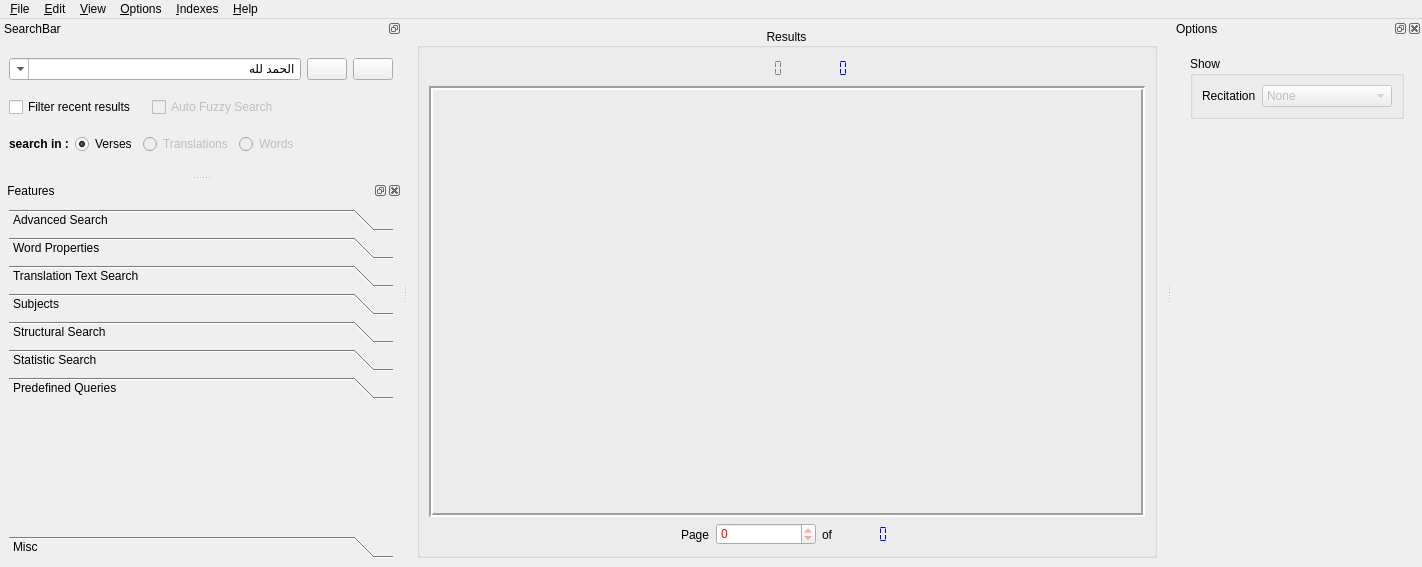
Before: the Qt Designer form src/alfanous-desktop/UI/mainform.ui in Alfanous-team/alfanous, drawn with Qt 5.
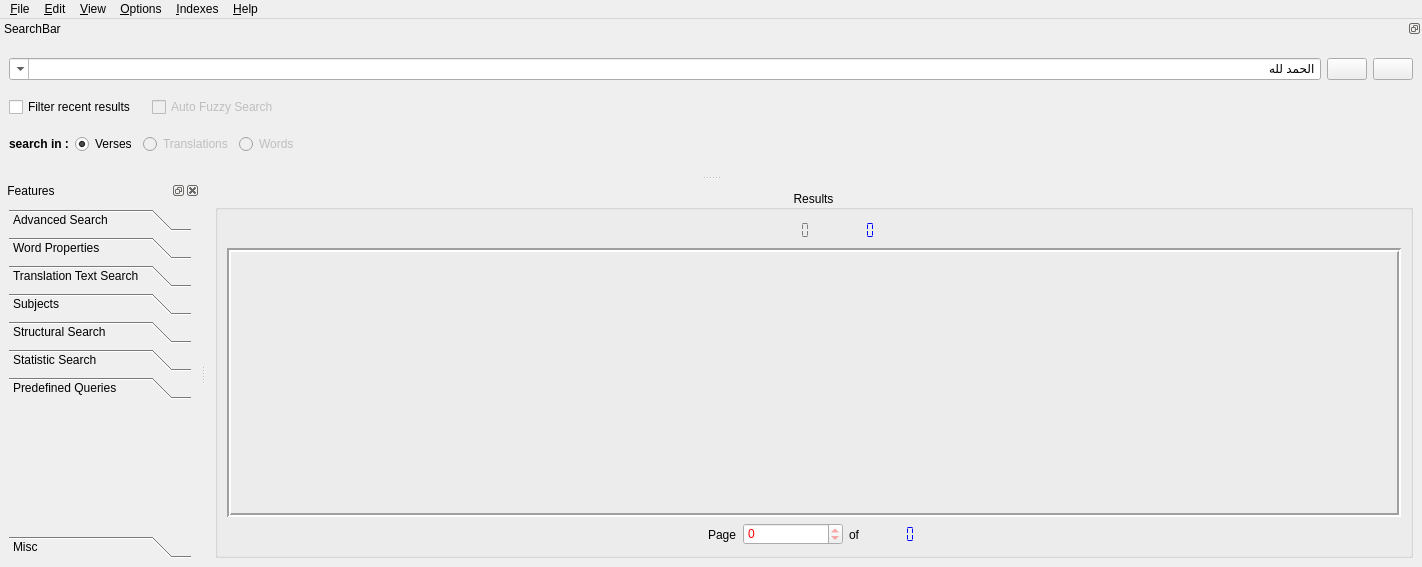
After: the same form once the commit is applied. Icons and pictures are not drawn.

Commit message: Remove option side panel, fix  #12

```diff
--- a/src/alfanous-desktop/UI/mainform.ui
+++ b/src/alfanous-desktop/UI/mainform.ui
@@ -611,404 +611,6 @@
    <addaction name="menu_Indexes"/>
    <addaction name="menu_2"/>
   </widget>
-  <widget class="QDockWidget" name="w_options">
-   <property name="sizePolicy">
-    <sizepolicy hsizetype="Expanding" vsizetype="Expanding">
-     <horstretch>0</horstretch>
-     <verstretch>0</verstretch>
-    </sizepolicy>
-   </property>
-   <property name="minimumSize">
-    <size>
-     <width>250</width>
-     <height>211</height>
-    </size>
-   </property>
-   <property name="font">
-    <font>
-     <weight>50</weight>
-     <bold>false</bold>
-    </font>
-   </property>
-   <property name="floating">
-    <bool>false</bool>
-   </property>
-   <property name="features">
-    <set>QDockWidget::AllDockWidgetFeatures</set>
-   </property>
-   <property name="allowedAreas">
-    <set>Qt::LeftDockWidgetArea|Qt::RightDockWidgetArea</set>
-   </property>
-   <property name="windowTitle">
-    <string>Options</string>
-   </property>
-   <attribute name="dockWidgetArea">
-    <number>2</number>
-   </attribute>
-   <widget class="QWidget" name="dockWidgetContents_6">
-    <layout class="QVBoxLayout" name="verticalLayout_12">
-     <item>
-      <widget class="QScrollArea" name="scrollArea">
-       <property name="sizePolicy">
-        <sizepolicy hsizetype="Expanding" vsizetype="Expanding">
-         <horstretch>2</horstretch>
-         <verstretch>0</verstretch>
-        </sizepolicy>
-       </property>
-       <property name="cursor" stdset="0">
-        <cursorShape>ArrowCursor</cursorShape>
-       </property>
-       <property name="styleSheet">
-        <string notr="true">QScrollArea {
-border : 0px solid white;
-
-}</string>
-       </property>
-       <property name="verticalScrollBarPolicy">
-        <enum>Qt::ScrollBarAsNeeded</enum>
-       </property>
-       <property name="widgetResizable">
-        <bool>true</bool>
-       </property>
-       <widget class="QWidget" name="scrollAreaWidgetContents">
-        <property name="geometry">
-         <rect>
-          <x>0</x>
-          <y>0</y>
-          <width>232</width>
-          <height>499</height>
-         </rect>
-        </property>
-        <layout class="QVBoxLayout" name="verticalLayout_5">
-         <item>
-          <widget class="QGroupBox" name="groupBox_4">
-           <property name="title">
-            <string>Show</string>
-           </property>
-           <layout class="QVBoxLayout" name="verticalLayout_6">
-            <item>
-             <layout class="QHBoxLayout" name="horizontalLayout_29">
-              <item>
-               <widget class="QLabel" name="label_9">
-                <property name="sizePolicy">
-                 <sizepolicy hsizetype="Fixed" vsizetype="Preferred">
-                  <horstretch>0</horstretch>
-                  <verstretch>0</verstretch>
-                 </sizepolicy>
-                </property>
-                <property name="text">
-                 <string>Recitation</string>
-                </property>
-                <property name="buddy">
-                 <cstring>o_recitation</cstring>
-                </property>
-               </widget>
-              </item>
-              <item>
-               <widget class="QComboBox" name="o_recitation">
-                <property name="enabled">
-                 <bool>false</bool>
-                </property>
-                <item>
-                 <property name="text">
-                  <string>None</string>
-                 </property>
-                </item>
-               </widget>
-              </item>
-             </layout>
-            </item>
-           </layout>
-          </widget>
-         </item>
-         <item>
-          <spacer name="verticalSpacer">
-           <property name="orientation">
-            <enum>Qt::Vertical</enum>
-           </property>
-           <property name="sizeHint" stdset="0">
-            <size>
-             <width>20</width>
-             <height>40</height>
-            </size>
-           </property>
-          </spacer>
-         </item>
-        </layout>
-       </widget>
-      </widget>
-     </item>
-    </layout>
-   </widget>
-  </widget>
-  <widget class="QDockWidget" name="w_searchbar">
-   <property name="sizePolicy">
-    <sizepolicy hsizetype="Minimum" vsizetype="Minimum">
-     <horstretch>0</horstretch>
-     <verstretch>0</verstretch>
-    </sizepolicy>
-   </property>
-   <property name="minimumSize">
-    <size>
-     <width>402</width>
-     <height>156</height>
-    </size>
-   </property>
-   <property name="maximumSize">
-    <size>
-     <width>524287</width>
-     <height>200</height>
-    </size>
-   </property>
-   <property name="windowIcon">
-    <iconset>
-     <normaloff>:/resources/Icon (3).ico</normaloff>:/resources/Icon (3).ico</iconset>
-   </property>
-   <property name="styleSheet">
-    <string notr="true">arora -style=clearlooks</string>
-   </property>
-   <property name="locale">
-    <locale language="English" country="Zimbabwe"/>
-   </property>
-   <property name="floating">
-    <bool>false</bool>
-   </property>
-   <property name="features">
-    <set>QDockWidget::DockWidgetFloatable|QDockWidget::DockWidgetMovable</set>
-   </property>
-   <property name="allowedAreas">
-    <set>Qt::AllDockWidgetAreas</set>
-   </property>
-   <property name="windowTitle">
-    <string>SearchBar</string>
-   </property>
-   <attribute name="dockWidgetArea">
-    <number>1</number>
-   </attribute>
-   <widget class="QWidget" name="dockWidgetContents_7">
-    <layout class="QVBoxLayout" name="verticalLayout_11">
-     <item>
-      <layout class="QHBoxLayout" name="horizontalLayout_4">
-       <item>
-        <widget class="QComboBox" name="o_query">
-         <property name="sizePolicy">
-          <sizepolicy hsizetype="Expanding" vsizetype="Fixed">
-           <horstretch>2</horstretch>
-           <verstretch>0</verstretch>
-          </sizepolicy>
-         </property>
-         <property name="minimumSize">
-          <size>
-           <width>0</width>
-           <height>0</height>
-          </size>
-         </property>
-         <property name="toolTip">
-          <string>Write your query here</string>
-         </property>
-         <property name="statusTip">
-          <string>Write your query here</string>
-         </property>
-         <property name="whatsThis">
-          <string>SearchBar</string>
-         </property>
-         <property name="layoutDirection">
-          <enum>Qt::RightToLeft</enum>
-         </property>
-         <property name="styleSheet">
-          <string notr="true"/>
-         </property>
-         <property name="editable">
-          <bool>true</bool>
-         </property>
-         <property name="currentIndex">
-          <number>0</number>
-         </property>
-         <property name="maxCount">
-          <number>50</number>
-         </property>
-         <property name="insertPolicy">
-          <enum>QComboBox::InsertAlphabetically</enum>
-         </property>
-         <property name="duplicatesEnabled">
-          <bool>false</bool>
-         </property>
-         <property name="frame">
-          <bool>true</bool>
-         </property>
-         <property name="modelColumn">
-          <number>0</number>
-         </property>
-         <item>
-          <property name="text">
-           <string>الحمد لله</string>
-          </property>
-         </item>
-         <item>
-          <property name="text">
-           <string>آية:(يقول)</string>
-          </property>
-         </item>
-        </widget>
-       </item>
-       <item>
-        <widget class="QPushButton" name="o_search">
-         <property name="toolTip">
-          <string>Click to search</string>
-         </property>
-         <property name="statusTip">
-          <string>Click to search</string>
-         </property>
-         <property name="text">
-          <string/>
-         </property>
-         <property name="icon">
-          <iconset resource="../images/main.qrc">
-           <normaloff>:/resources/find.png</normaloff>:/resources/find.png</iconset>
-         </property>
-         <property name="flat">
-          <bool>false</bool>
-         </property>
-        </widget>
-       </item>
-       <item>
-        <widget class="QPushButton" name="o_clear">
-         <property name="toolTip">
-          <string>Click to clear searchbar</string>
-         </property>
-         <property name="statusTip">
-          <string>Click to clear searchbar</string>
-         </property>
-         <property name="text">
-          <string/>
-         </property>
-         <property name="icon">
-          <iconset resource="../images/main.qrc">
-           <normaloff>:/resources/clear_left.png</normaloff>:/resources/clear_left.png</iconset>
-         </property>
-        </widget>
-       </item>
-      </layout>
-     </item>
-     <item>
-      <layout class="QHBoxLayout" name="horizontalLayout_45">
-       <item>
-        <widget class="QCheckBox" name="o_filter">
-         <property name="text">
-          <string>Filter recent results</string>
-         </property>
-        </widget>
-       </item>
-       <item>
-        <spacer name="horizontalSpacer_9">
-         <property name="orientation">
-          <enum>Qt::Horizontal</enum>
-         </property>
-         <property name="sizeType">
-          <enum>QSizePolicy::Fixed</enum>
-         </property>
-         <property name="sizeHint" stdset="0">
-          <size>
-           <width>10</width>
-           <height>20</height>
-          </size>
-         </property>
-        </spacer>
-       </item>
-       <item>
-        <widget class="QCheckBox" name="o_autospell">
-         <property name="enabled">
-          <bool>false</bool>
-         </property>
-         <property name="text">
-          <string>Auto Fuzzy Search</string>
-         </property>
-        </widget>
-       </item>
-       <item>
-        <spacer name="horizontalSpacer_8">
-         <property name="orientation">
-          <enum>Qt::Horizontal</enum>
-         </property>
-         <property name="sizeHint" stdset="0">
-          <size>
-           <width>40</width>
-           <height>20</height>
-          </size>
-         </property>
-        </spacer>
-       </item>
-      </layout>
-     </item>
-     <item>
-      <layout class="QHBoxLayout" name="horizontalLayout_8">
-       <item>
-        <widget class="QLabel" name="label_33">
-         <property name="sizePolicy">
-          <sizepolicy hsizetype="Preferred" vsizetype="Minimum">
-           <horstretch>0</horstretch>
-           <verstretch>0</verstretch>
-          </sizepolicy>
-         </property>
-         <property name="font">
-          <font>
-           <weight>75</weight>
-           <bold>true</bold>
-          </font>
-         </property>
-         <property name="text">
-          <string>search in :</string>
-         </property>
-        </widget>
-       </item>
-       <item>
-        <widget class="QRadioButton" name="o_search_in_ayas">
-         <property name="text">
-          <string>Verses</string>
-         </property>
-         <property name="checked">
-          <bool>true</bool>
-         </property>
-        </widget>
-       </item>
-       <item>
-        <widget class="QRadioButton" name="o_search_in_trads">
-         <property name="enabled">
-          <bool>false</bool>
-         </property>
-         <property name="text">
-          <string>Translations</string>
-         </property>
-        </widget>
-       </item>
-       <item>
-        <widget class="QRadioButton" name="o_search_in_words">
-         <property name="enabled">
-          <bool>false</bool>
-         </property>
-         <property name="text">
-          <string>Words</string>
-         </property>
-        </widget>
-       </item>
-       <item>
-        <spacer name="horizontalSpacer_5">
-         <property name="orientation">
-          <enum>Qt::Horizontal</enum>
-         </property>
-         <property name="sizeHint" stdset="0">
-          <size>
-           <width>40</width>
-           <height>20</height>
-          </size>
-         </property>
-        </spacer>
-       </item>
-      </layout>
-     </item>
-    </layout>
-   </widget>
-  </widget>
   <widget class="QDockWidget" name="w_features">
    <property name="sizePolicy">
     <sizepolicy hsizetype="Expanding" vsizetype="Expanding">
@@ -2561,7 +2163,7 @@
           <x>0</x>
           <y>0</y>
           <width>424</width>
-          <height>73</height>
+          <height>89</height>
          </rect>
         </property>
         <attribute name="label">
@@ -2837,6 +2439,274 @@
     </layout>
    </widget>
   </widget>
+  <widget class="QDockWidget" name="w_searchbar">
+   <property name="sizePolicy">
+    <sizepolicy hsizetype="Minimum" vsizetype="Minimum">
+     <horstretch>0</horstretch>
+     <verstretch>0</verstretch>
+    </sizepolicy>
+   </property>
+   <property name="minimumSize">
+    <size>
+     <width>402</width>
+     <height>156</height>
+    </size>
+   </property>
+   <property name="maximumSize">
+    <size>
+     <width>524287</width>
+     <height>200</height>
+    </size>
+   </property>
+   <property name="windowIcon">
+    <iconset>
+     <normaloff>:/resources/Icon (3).ico</normaloff>:/resources/Icon (3).ico</iconset>
+   </property>
+   <property name="styleSheet">
+    <string notr="true">arora -style=clearlooks</string>
+   </property>
+   <property name="locale">
+    <locale language="English" country="Zimbabwe"/>
+   </property>
+   <property name="floating">
+    <bool>false</bool>
+   </property>
+   <property name="features">
+    <set>QDockWidget::DockWidgetFloatable|QDockWidget::DockWidgetMovable</set>
+   </property>
+   <property name="allowedAreas">
+    <set>Qt::AllDockWidgetAreas</set>
+   </property>
+   <property name="windowTitle">
+    <string>SearchBar</string>
+   </property>
+   <attribute name="dockWidgetArea">
+    <number>4</number>
+   </attribute>
+   <widget class="QWidget" name="dockWidgetContents_7">
+    <layout class="QVBoxLayout" name="verticalLayout_11">
+     <item>
+      <layout class="QHBoxLayout" name="horizontalLayout_4">
+       <item>
+        <widget class="QComboBox" name="o_query">
+         <property name="sizePolicy">
+          <sizepolicy hsizetype="Expanding" vsizetype="Fixed">
+           <horstretch>2</horstretch>
+           <verstretch>0</verstretch>
+          </sizepolicy>
+         </property>
+         <property name="minimumSize">
+          <size>
+           <width>0</width>
+           <height>0</height>
+          </size>
+         </property>
+         <property name="toolTip">
+          <string>Write your query here</string>
+         </property>
+         <property name="statusTip">
+          <string>Write your query here</string>
+         </property>
+         <property name="whatsThis">
+          <string>SearchBar</string>
+         </property>
+         <property name="layoutDirection">
+          <enum>Qt::RightToLeft</enum>
+         </property>
+         <property name="styleSheet">
+          <string notr="true"/>
+         </property>
+         <property name="editable">
+          <bool>true</bool>
+         </property>
+         <property name="currentIndex">
+          <number>0</number>
+         </property>
+         <property name="maxCount">
+          <number>50</number>
+         </property>
+         <property name="insertPolicy">
+          <enum>QComboBox::InsertAlphabetically</enum>
+         </property>
+         <property name="duplicatesEnabled">
+          <bool>false</bool>
+         </property>
+         <property name="frame">
+          <bool>true</bool>
+         </property>
+         <property name="modelColumn">
+          <number>0</number>
+         </property>
+         <item>
+          <property name="text">
+           <string>الحمد لله</string>
+          </property>
+         </item>
+         <item>
+          <property name="text">
+           <string>آية:(يقول)</string>
+          </property>
+         </item>
+        </widget>
+       </item>
+       <item>
+        <widget class="QPushButton" name="o_search">
+         <property name="toolTip">
+          <string>Click to search</string>
+         </property>
+         <property name="statusTip">
+          <string>Click to search</string>
+         </property>
+         <property name="text">
+          <string/>
+         </property>
+         <property name="icon">
+          <iconset resource="../images/main.qrc">
+           <normaloff>:/resources/find.png</normaloff>:/resources/find.png</iconset>
+         </property>
+         <property name="flat">
+          <bool>false</bool>
+         </property>
+        </widget>
+       </item>
+       <item>
+        <widget class="QPushButton" name="o_clear">
+         <property name="toolTip">
+          <string>Click to clear searchbar</string>
+         </property>
+         <property name="statusTip">
+          <string>Click to clear searchbar</string>
+         </property>
+         <property name="text">
+          <string/>
+         </property>
+         <property name="icon">
+          <iconset resource="../images/main.qrc">
+           <normaloff>:/resources/clear_left.png</normaloff>:/resources/clear_left.png</iconset>
+         </property>
+        </widget>
+       </item>
+      </layout>
+     </item>
+     <item>
+      <layout class="QHBoxLayout" name="horizontalLayout_45">
+       <item>
+        <widget class="QCheckBox" name="o_filter">
+         <property name="text">
+          <string>Filter recent results</string>
+         </property>
+        </widget>
+       </item>
+       <item>
+        <spacer name="horizontalSpacer_9">
+         <property name="orientation">
+          <enum>Qt::Horizontal</enum>
+         </property>
+         <property name="sizeType">
+          <enum>QSizePolicy::Fixed</enum>
+         </property>
+         <property name="sizeHint" stdset="0">
+          <size>
+           <width>10</width>
+           <height>20</height>
+          </size>
+         </property>
+        </spacer>
+       </item>
+       <item>
+        <widget class="QCheckBox" name="o_autospell">
+         <property name="enabled">
+          <bool>false</bool>
+         </property>
+         <property name="text">
+          <string>Auto Fuzzy Search</string>
+         </property>
+        </widget>
+       </item>
+       <item>
+        <spacer name="horizontalSpacer_8">
+         <property name="orientation">
+          <enum>Qt::Horizontal</enum>
+         </property>
+         <property name="sizeHint" stdset="0">
+          <size>
+           <width>40</width>
+           <height>20</height>
+          </size>
+         </property>
+        </spacer>
+       </item>
+      </layout>
+     </item>
+     <item>
+      <layout class="QHBoxLayout" name="horizontalLayout_8">
+       <item>
+        <widget class="QLabel" name="label_33">
+         <property name="sizePolicy">
+          <sizepolicy hsizetype="Preferred" vsizetype="Minimum">
+           <horstretch>0</horstretch>
+           <verstretch>0</verstretch>
+          </sizepolicy>
+         </property>
+         <property name="font">
+          <font>
+           <weight>75</weight>
+           <bold>true</bold>
+          </font>
+         </property>
+         <property name="text">
+          <string>search in :</string>
+         </property>
+        </widget>
+       </item>
+       <item>
+        <widget class="QRadioButton" name="o_search_in_ayas">
+         <property name="text">
+          <string>Verses</string>
+         </property>
+         <property name="checked">
+          <bool>true</bool>
+         </property>
+        </widget>
+       </item>
+       <item>
+        <widget class="QRadioButton" name="o_search_in_trads">
+         <property name="enabled">
+          <bool>false</bool>
+         </property>
+         <property name="text">
+          <string>Translations</string>
+         </property>
+        </widget>
+       </item>
+       <item>
+        <widget class="QRadioButton" name="o_search_in_words">
+         <property name="enabled">
+          <bool>false</bool>
+         </property>
+         <property name="text">
+          <string>Words</string>
+         </property>
+        </widget>
+       </item>
+       <item>
+        <spacer name="horizontalSpacer_5">
+         <property name="orientation">
+          <enum>Qt::Horizontal</enum>
+         </property>
+         <property name="sizeHint" stdset="0">
+          <size>
+           <width>40</width>
+           <height>20</height>
+          </size>
+         </property>
+        </spacer>
+       </item>
+      </layout>
+     </item>
+    </layout>
+   </widget>
+  </widget>
   <action name="m_exit">
    <property name="icon">
     <iconset resource="../images/main.qrc">
```
Left out of the diff: 40 changed lines with no effect on the pictures. The commit also changes 1 other file.
